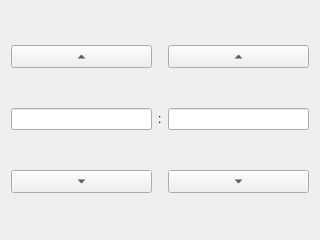
The window that timepage.ui (mysmartgrid/chumby-nightplugin) describes before a commit, drawn with Qt 5.
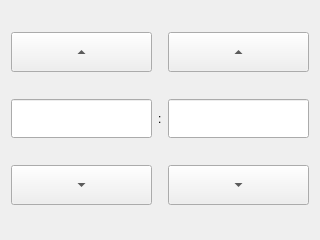
The same window after the commit.

What changed in the file:
```diff
--- a/timepage.ui
+++ b/timepage.ui
@@ -19,6 +19,11 @@
   <layout class="QGridLayout" name="gridLayout">
    <item row="1" column="2">
     <widget class="QLineEdit" name="minEdit">
+     <property name="font">
+      <font>
+       <pointsize>20</pointsize>
+      </font>
+     </property>
      <property name="alignment">
       <set>Qt::AlignCenter</set>
      </property>
@@ -32,6 +37,12 @@
        <verstretch>0</verstretch>
       </sizepolicy>
      </property>
+     <property name="minimumSize">
+      <size>
+       <width>0</width>
+       <height>40</height>
+      </size>
+     </property>
      <property name="text">
       <string>...</string>
      </property>
@@ -48,6 +59,12 @@
        <verstretch>0</verstretch>
       </sizepolicy>
      </property>
+     <property name="minimumSize">
+      <size>
+       <width>0</width>
+       <height>40</height>
+      </size>
+     </property>
      <property name="text">
       <string>...</string>
      </property>
@@ -58,6 +75,11 @@
    </item>
    <item row="1" column="0">
     <widget class="QLineEdit" name="hourEdit">
+     <property name="font">
+      <font>
+       <pointsize>20</pointsize>
+      </font>
+     </property>
      <property name="alignment">
       <set>Qt::AlignCenter</set>
      </property>
@@ -71,6 +93,12 @@
        <verstretch>0</verstretch>
       </sizepolicy>
      </property>
+     <property name="minimumSize">
+      <size>
+       <width>0</width>
+       <height>40</height>
+      </size>
+     </property>
      <property name="text">
       <string>...</string>
      </property>
@@ -87,6 +115,12 @@
        <verstretch>0</verstretch>
       </sizepolicy>
      </property>
+     <property name="minimumSize">
+      <size>
+       <width>0</width>
+       <height>40</height>
+      </size>
+     </property>
      <property name="text">
       <string>...</string>
      </property>
```
